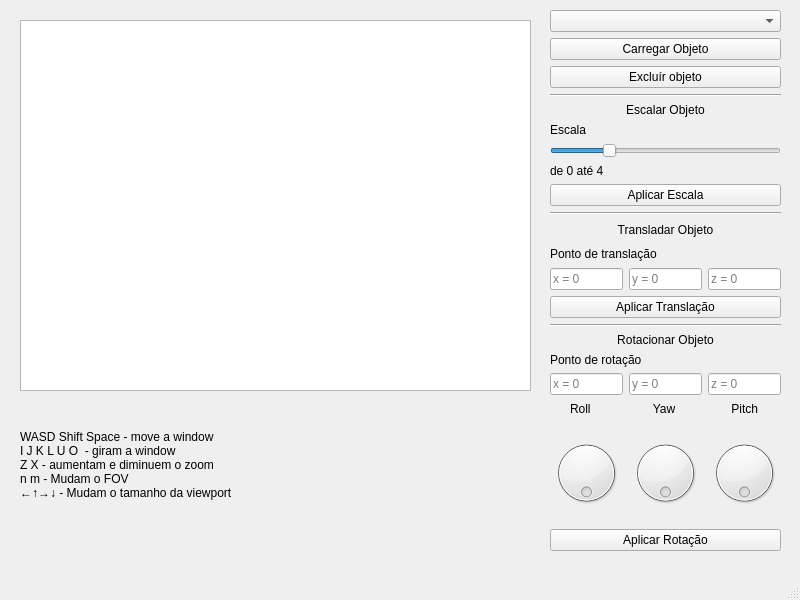
Qt form mainwindow.ui (Thales3006/Wireframe_3Dmodel_Visualizer) before a commit.
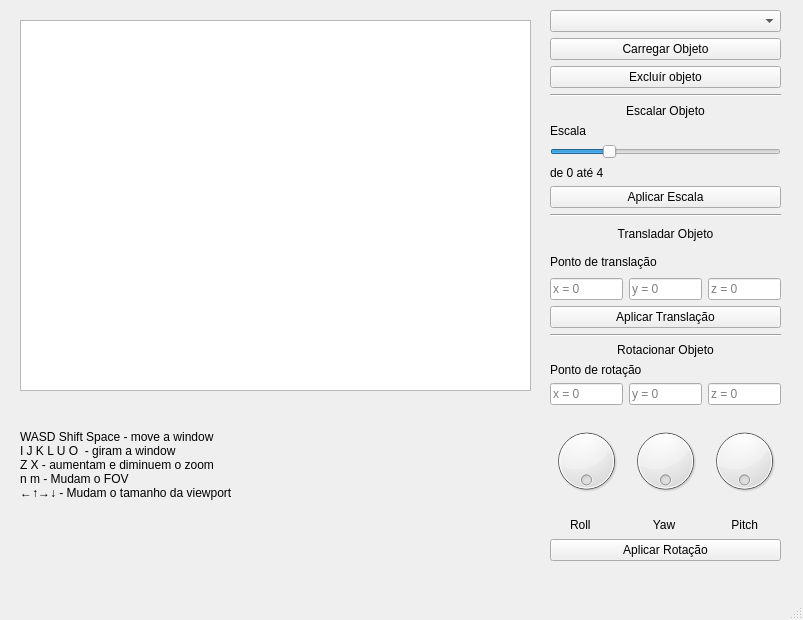
The same form after that commit.

Commit message: change: front changed a bit

```diff
--- a/mainwindow.ui
+++ b/mainwindow.ui
@@ -6,10 +6,16 @@
    <rect>
     <x>0</x>
     <y>0</y>
-    <width>800</width>
-    <height>600</height>
+    <width>803</width>
+    <height>620</height>
    </rect>
   </property>
+  <property name="sizePolicy">
+   <sizepolicy hsizetype="Preferred" vsizetype="Preferred">
+    <horstretch>0</horstretch>
+    <verstretch>0</verstretch>
+   </sizepolicy>
+  </property>
   <property name="windowTitle">
    <string>MainWindow</string>
   </property>
@@ -30,7 +36,7 @@
       <x>550</x>
       <y>10</y>
       <width>231</width>
-      <height>541</height>
+      <height>551</height>
      </rect>
     </property>
     <layout class="QVBoxLayout" name="edit">
@@ -287,6 +293,58 @@
        </item>
        <item>
         <layout class="QVBoxLayout" name="rotateDials">
+         <item>
+          <layout class="QHBoxLayout" name="dials">
+           <item>
+            <widget class="QDial" name="angleDial_R">
+             <property name="sizePolicy">
+              <sizepolicy hsizetype="Preferred" vsizetype="Fixed">
+               <horstretch>0</horstretch>
+               <verstretch>0</verstretch>
+              </sizepolicy>
+             </property>
+             <property name="maximum">
+              <number>99</number>
+             </property>
+             <property name="wrapping">
+              <bool>true</bool>
+             </property>
+            </widget>
+           </item>
+           <item>
+            <widget class="QDial" name="angleDial_Y">
+             <property name="sizePolicy">
+              <sizepolicy hsizetype="Preferred" vsizetype="Fixed">
+               <horstretch>0</horstretch>
+               <verstretch>0</verstretch>
+              </sizepolicy>
+             </property>
+             <property name="maximum">
+              <number>99</number>
+             </property>
+             <property name="wrapping">
+              <bool>true</bool>
+             </property>
+            </widget>
+           </item>
+           <item>
+            <widget class="QDial" name="angleDial_P">
+             <property name="sizePolicy">
+              <sizepolicy hsizetype="Preferred" vsizetype="Fixed">
+               <horstretch>0</horstretch>
+               <verstretch>0</verstretch>
+              </sizepolicy>
+             </property>
+             <property name="maximum">
+              <number>99</number>
+             </property>
+             <property name="wrapping">
+              <bool>true</bool>
+             </property>
+            </widget>
+           </item>
+          </layout>
+         </item>
          <item>
           <layout class="QHBoxLayout" name="dialTitles">
            <item>
@@ -369,58 +427,6 @@
            </item>
           </layout>
          </item>
-         <item>
-          <layout class="QHBoxLayout" name="dials">
-           <item>
-            <widget class="QDial" name="angleDial_R">
-             <property name="sizePolicy">
-              <sizepolicy hsizetype="Preferred" vsizetype="Fixed">
-               <horstretch>0</horstretch>
-               <verstretch>0</verstretch>
-              </sizepolicy>
-             </property>
-             <property name="maximum">
-              <number>99</number>
-             </property>
-             <property name="wrapping">
-              <bool>true</bool>
-             </property>
-            </widget>
-           </item>
-           <item>
-            <widget class="QDial" name="angleDial_Y">
-             <property name="sizePolicy">
-              <sizepolicy hsizetype="Preferred" vsizetype="Fixed">
-               <horstretch>0</horstretch>
-               <verstretch>0</verstretch>
-              </sizepolicy>
-             </property>
-             <property name="maximum">
-              <number>99</number>
-             </property>
-             <property name="wrapping">
-              <bool>true</bool>
-             </property>
-            </widget>
-           </item>
-           <item>
-            <widget class="QDial" name="angleDial_P">
-             <property name="sizePolicy">
-              <sizepolicy hsizetype="Preferred" vsizetype="Fixed">
-               <horstretch>0</horstretch>
-               <verstretch>0</verstretch>
-              </sizepolicy>
-             </property>
-             <property name="maximum">
-              <number>99</number>
-             </property>
-             <property name="wrapping">
-              <bool>true</bool>
-             </property>
-            </widget>
-           </item>
-          </layout>
-         </item>
         </layout>
        </item>
        <item>
```
Left out of the diff: 2 changed lines with no effect on the pictures.
